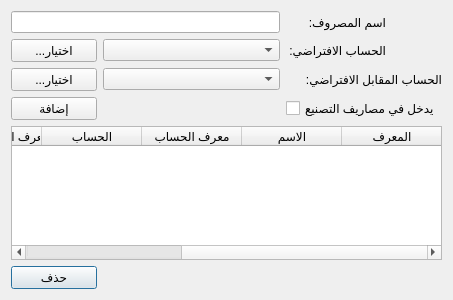
This is Ui_ExpensesSettings.ui in rabee361/E-commerce2 as Qt 5 draws it before an edit. The edited form follows.
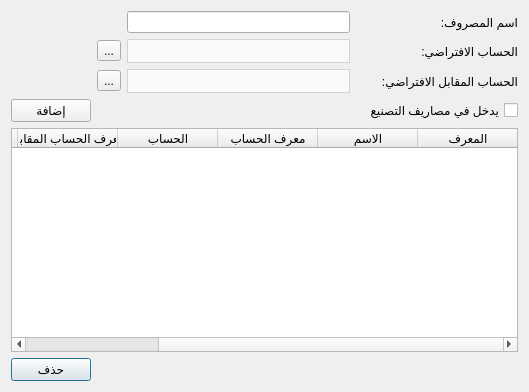
This is the edited form.

Patch:
```diff
--- a/Ui_ExpensesSettings.ui
+++ b/Ui_ExpensesSettings.ui
@@ -6,19 +6,19 @@
    <rect>
     <x>0</x>
     <y>0</y>
-    <width>453</width>
-    <height>300</height>
+    <width>529</width>
+    <height>392</height>
    </rect>
   </property>
   <property name="windowTitle">
    <string>أنواع المصاريف</string>
   </property>
   <property name="layoutDirection">
-   <enum>Qt::LeftToRight</enum>
+   <enum>Qt::RightToLeft</enum>
   </property>
   <layout class="QGridLayout" name="gridLayout">
-   <item row="1" column="3">
-    <widget class="QLabel" name="label_2">
+   <item row="1" column="0">
+    <widget class="QLabel" name="label">
      <property name="maximumSize">
       <size>
        <width>100</width>
@@ -26,11 +26,11 @@
       </size>
      </property>
      <property name="text">
-      <string>الحساب الافتراضي:</string>
+      <string>اسم المصروف:</string>
      </property>
     </widget>
    </item>
-   <item row="4" column="0" colspan="4">
+   <item row="6" column="0" colspan="5">
     <widget class="QTableWidget" name="expenses_types_table">
      <property name="layoutDirection">
       <enum>Qt::RightToLeft</enum>
@@ -102,47 +102,20 @@
      </column>
     </widget>
    </item>
-   <item row="0" column="0" colspan="3">
-    <widget class="QLineEdit" name="name_input"/>
-   </item>
-   <item row="1" column="1" colspan="2">
-    <widget class="QComboBox" name="accounts_combobox"/>
-   </item>
-   <item row="5" column="0">
-    <widget class="QPushButton" name="delete_expense_btn">
-     <property name="text">
-      <string>حذف</string>
-     </property>
-    </widget>
-   </item>
-   <item row="2" column="0">
-    <widget class="QPushButton" name="select_opposite_accounts_btn">
-     <property name="text">
-      <string>...اختيار</string>
-     </property>
-    </widget>
-   </item>
-   <item row="1" column="0">
-    <widget class="QPushButton" name="select_accounts_btn">
-     <property name="text">
-      <string>...اختيار</string>
-     </property>
-    </widget>
-   </item>
-   <item row="0" column="3">
-    <widget class="QLabel" name="label">
+   <item row="4" column="0">
+    <widget class="QLabel" name="label_3">
      <property name="maximumSize">
       <size>
-       <width>100</width>
+       <width>99999</width>
        <height>16777215</height>
       </size>
      </property>
      <property name="text">
-      <string>اسم المصروف:</string>
+      <string>الحساب المقابل الافتراضي:</string>
      </property>
     </widget>
    </item>
-   <item row="5" column="1" colspan="2">
+   <item row="7" column="1" colspan="2">
     <spacer name="horizontalSpacer_2">
      <property name="orientation">
       <enum>Qt::Horizontal</enum>
@@ -155,39 +128,90 @@
      </property>
     </spacer>
    </item>
-   <item row="2" column="1" colspan="2">
-    <widget class="QComboBox" name="opposite_accounts_combobox"/>
+   <item row="7" column="4">
+    <widget class="QPushButton" name="delete_expense_btn">
+     <property name="text">
+      <string>حذف</string>
+     </property>
+    </widget>
+   </item>
+   <item row="4" column="2">
+    <widget class="QComboBox" name="opposite_accounts_combobox">
+     <property name="styleSheet">
+      <string notr="true">QComboBox {
+        background-color: #fafafa;
+        border: 1px solid lightgrey;		
+		height: 22px;
+		color: black;
+    }
+    QComboBox::drop-down {
+        border: none;
+    }</string>
+     </property>
+    </widget>
+   </item>
+   <item row="1" column="2">
+    <widget class="QLineEdit" name="name_input"/>
+   </item>
+   <item row="5" column="0">
+    <widget class="QCheckBox" name="calculated_in_manufacture_checkbox">
+     <property name="layoutDirection">
+      <enum>Qt::RightToLeft</enum>
+     </property>
+     <property name="text">
+      <string>يدخل في مصاريف التصنيع</string>
+     </property>
+    </widget>
+   </item>
+   <item row="2" column="2">
+    <widget class="QComboBox" name="accounts_combobox">
+     <property name="styleSheet">
+      <string notr="true">QComboBox {
+        background-color: #fafafa;
+        border: 1px solid lightgrey;		
+		height: 22px;
+		color: black;
+    }
+    QComboBox::drop-down {
+        border: none;
+    }</string>
+     </property>
+    </widget>
+   </item>
+   <item row="2" column="0">
+    <widget class="QLabel" name="label_2">
+     <property name="maximumSize">
+      <size>
+       <width>16777215</width>
+       <height>16777215</height>
+      </size>
+     </property>
+     <property name="text">
+      <string>الحساب الافتراضي:</string>
+     </property>
+    </widget>
    </item>
    <item row="2" column="3">
-    <widget class="QLabel" name="label_3">
-     <property name="maximumSize">
-      <size>
-       <width>99999</width>
-       <height>16777215</height>
-      </size>
+    <widget class="QToolButton" name="select_accounts_btn">
+     <property name="text">
+      <string>...</string>
      </property>
+    </widget>
+   </item>
+   <item row="4" column="3">
+    <widget class="QToolButton" name="select_opposite_accounts_btn">
      <property name="text">
-      <string>الحساب المقابل الافتراضي:</string>
+      <string>...</string>
      </property>
     </widget>
    </item>
-   <item row="3" column="0">
+   <item row="5" column="4">
     <widget class="QPushButton" name="add_expense_btn">
      <property name="text">
       <string>إضافة</string>
      </property>
     </widget>
    </item>
-   <item row="3" column="3">
-    <widget class="QCheckBox" name="calculated_in_manufacture_checkbox">
-     <property name="layoutDirection">
-      <enum>Qt::LeftToRight</enum>
-     </property>
-     <property name="text">
-      <string>يدخل في مصاريف التصنيع</string>
-     </property>
-    </widget>
-   </item>
   </layout>
  </widget>
  <resources/>
```
